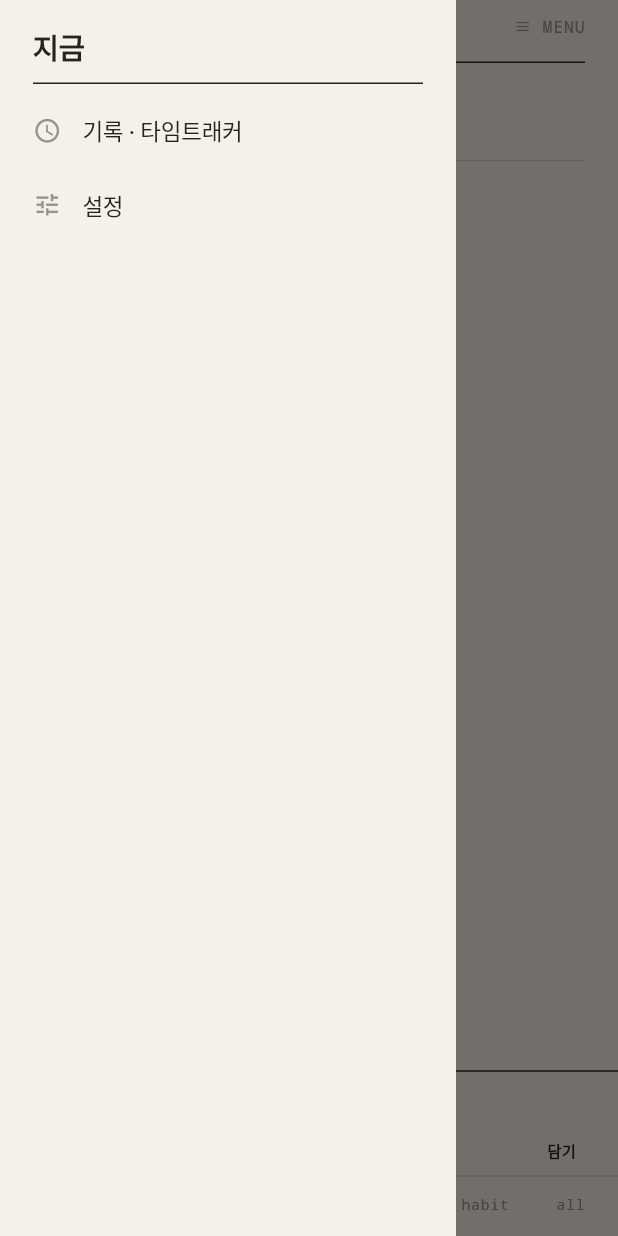
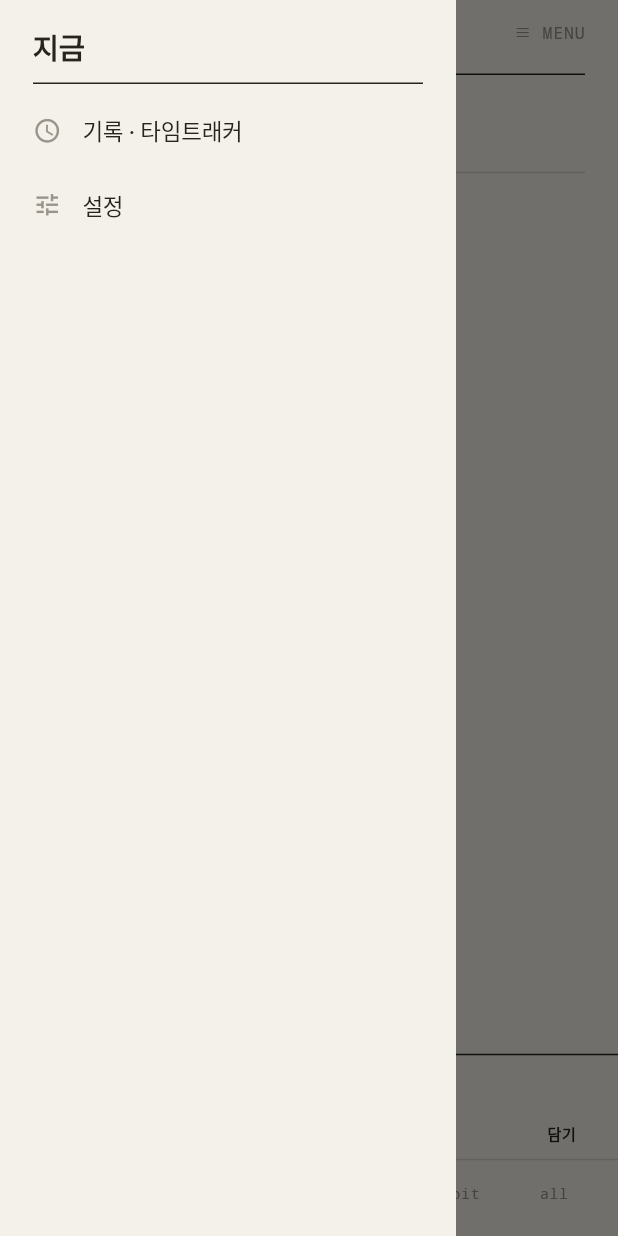
Before and after one commit to miziixx/jigoom, a Flutter app: the screen it shows after launch, with the side drawer open, on a phone screen of 412 x 824 dp. Run offline on Flutter 3.47's test engine with Material 3 defaults, Android fonts, the phone set to English and light mode, and no system bars; our stand-ins replace drift, drift_flutter, file_picker, flutter_colorpicker, flutter_local_notifications, flutter_riverpod and 6 more; missing offline and left inert: dart:html, google_mlkit_text_recognition, home_widget, receive_sharing_intent, shelf_router; accounts and stored records are empty; generated files the repository leaves out were written again.

Commit message:
fix(jigeum): 하단 탭 터치 영역 확대 + 앱 아이콘 시계 모티프로 교체
- 하단 탭: 글자 크기만 하던 터치 영역을 Expanded + 세로 14dp 여백으로
  키워 셀 전체(≈44dp)가 눌리도록. 마스트헤드 액션 버튼도 세로 여백 추가.
- 앱 아이콘: 캐럿 → "지금(now)"에 맞는 미니멀 시계(종이 링·바늘 + mark 중심점),
  잉크 다크 배경. 어댑티브 벡터 유지.

Co-Authored-By: Claude Opus 4.8 <noreply@anthropic.com>
Claude-Session: https://claude.ai/code/session_01NxK7vut4Em9KdbB5SB8P2d

```diff
--- a/jigeum/lib/app.dart
+++ b/jigeum/lib/app.dart
@@ -120,31 +120,37 @@ class _AppShellState extends ConsumerState<AppShell> {
         onTap: onTap,
         behavior: HitTestBehavior.opaque,
         child: Padding(
-          padding: const EdgeInsets.only(left: 14),
+          // 세로 여백으로 터치 영역 확보.
+          padding: const EdgeInsets.only(left: 10, top: 8, bottom: 8),
           child: Text(label,
               style: AppText.meta(t(context).inkSoft, size: 11)),
         ),
       );
 
   /// 하단 탭 — 소문자 모노, 상단 규칙선, 활성 = ink + 밑줄.
+  /// 각 탭은 Expanded + 세로 여백으로 셀 전체가 터치되도록 함.
   Widget _bottomNav(BuildContext context) {
     final tk = t(context);
     return Container(
-      decoration:
-          BoxDecoration(border: Border(top: BorderSide(color: tk.line, width: 1))),
+      decoration: BoxDecoration(
+          border: Border(top: BorderSide(color: tk.line, width: 1))),
       child: SafeArea(
         top: false,
         child: Padding(
-          padding: const EdgeInsets.fromLTRB(kGutter, 14, kGutter, 12),
+          padding: const EdgeInsets.symmetric(horizontal: 10, vertical: 4),
           child: Row(
-            mainAxisAlignment: MainAxisAlignment.spaceBetween,
             children: [
               for (var i = 0; i < _navLabels.length; i++)
-                GestureDetector(
+                Expanded(
+                  child: GestureDetector(
                     onTap: () => setState(() => _index = i),
                     behavior: HitTestBehavior.opaque,
                     child: Container(
-                    padding: const EdgeInsets.only(bottom: 2),
+                      alignment: Alignment.center,
+                      // 넉넉한 터치 영역(≈44dp).
+                      padding: const EdgeInsets.symmetric(vertical: 14),
+                      child: Container(
+                        padding: const EdgeInsets.only(bottom: 3),
                         decoration: BoxDecoration(
                           border: Border(
                             bottom: BorderSide(
@@ -154,9 +160,13 @@ class _AppShellState extends ConsumerState<AppShell> {
                           ),
                         ),
                         child: Text(_navLabels[i],
+                            maxLines: 1,
+                            overflow: TextOverflow.visible,
                             style: AppText.nav(
                                 _index == i ? tk.ink : tk.inkSoft,
                                 active: _index == i)),
+                      ),
+                    ),
                   ),
                 ),
             ],
```
Also changed, not shown: 1 other file. Lines whose indentation alone changed are shown as unchanged.
